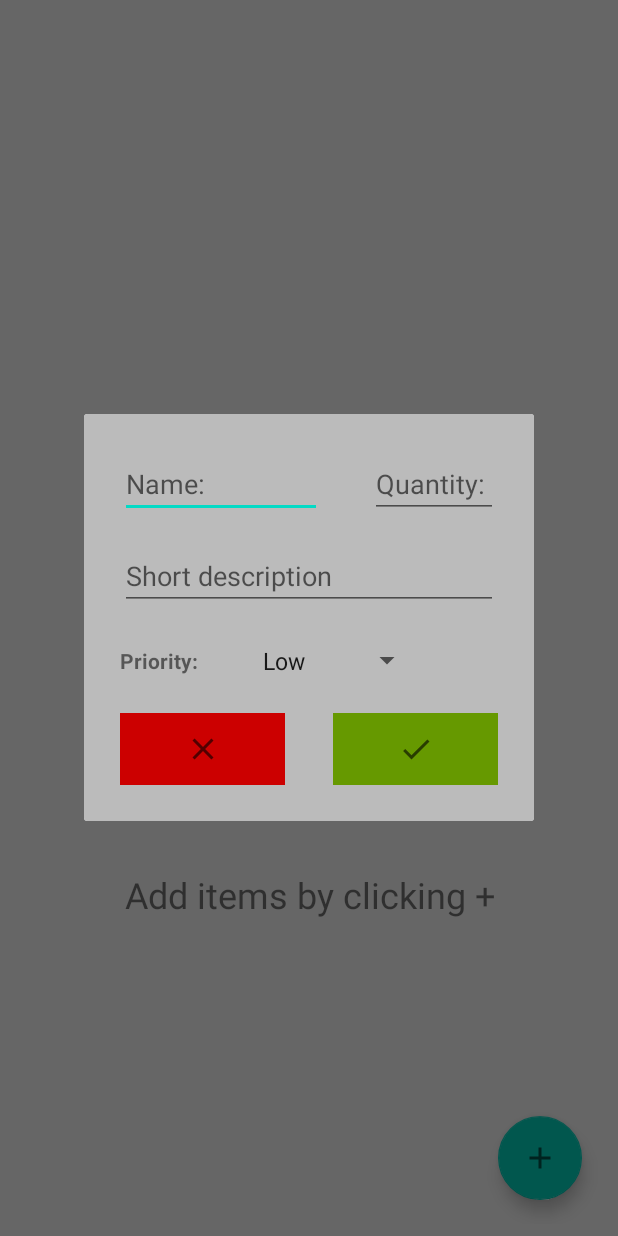
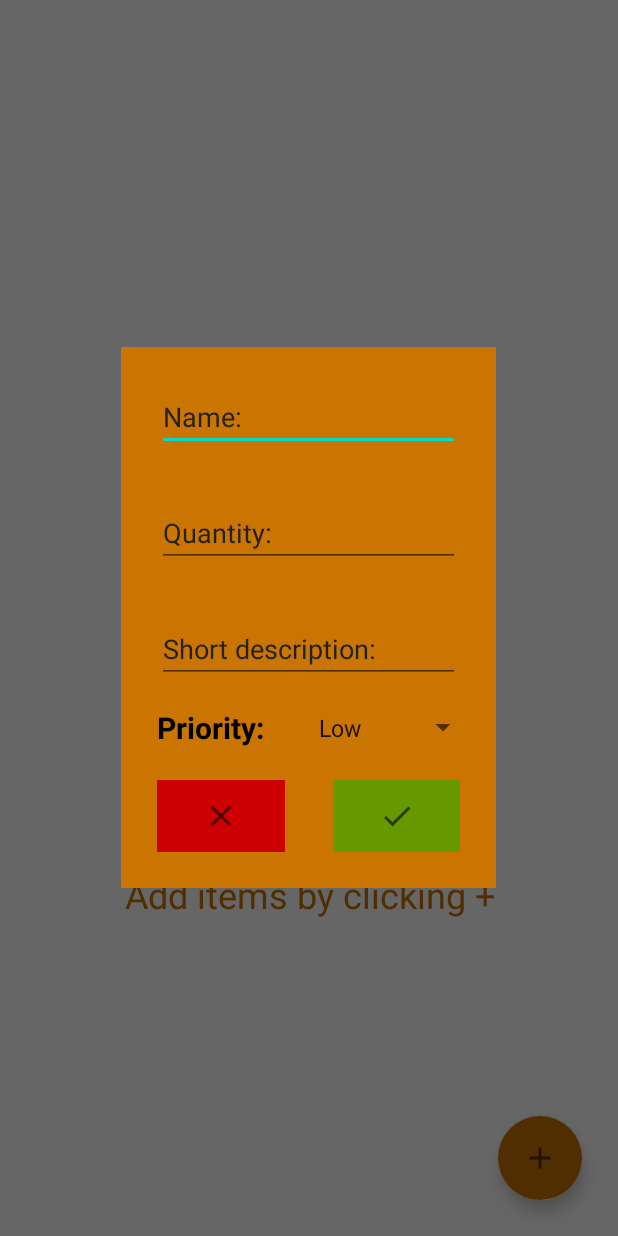
Before and after one commit to zvonimirplivelic/ShopHopper, an Android app: the screen it shows after launch (MainActivity), after a tap on "Add item button", on a phone screen of 412 x 824 dp. Run offline under Robolectric (Android 15) with nearby library versions, the phone set to English and light mode, and no system bars; our stand-ins replace Room's generated code.

Commit message:
Redesign, refactor and code cleanup

```diff
--- a/app/src/main/java/com/zvonimirplivelic/shophopper/ui/AddShopItemDialog.kt
+++ b/app/src/main/java/com/zvonimirplivelic/shophopper/ui/AddShopItemDialog.kt
@@ -8,7 +8,6 @@ import androidx.appcompat.app.AppCompatDialog
 import com.zvonimirplivelic.shophopper.R
 import com.zvonimirplivelic.shophopper.db.model.ShopItem
 import kotlinx.android.synthetic.main.dialog_add_shop_item.*
-import java.lang.NumberFormatException
 
 class AddShopItemDialog(
     context: Context,
--- a/app/src/main/res/drawable-anydpi/ic_cart_add.xml
+++ b/app/src/main/res/drawable-anydpi/ic_cart_add.xml
@@ -3,8 +3,8 @@
     android:height="24dp"
     android:viewportWidth="24"
     android:viewportHeight="24"
-    android:tint="@android:color/white"
-    android:alpha="0.6">
+    android:tint="@color/colorAccent"
+    android:alpha="1.0">
   <path
       android:fillColor="@android:color/white"
       android:pathData="M7,18c-1.1,0 -1.99,0.9 -1.99,2S5.9,22 7,22s2,-0.9 2,-2 -0.9,-2 -2,-2zM1,2v2h2l3.6,7.59 -1.35,2.45c-0.16,0.28 -0.25,0.61 -0.25,0.96 0,1.1 0.9,2 2,2h12v-2L7.42,15c-0.14,0 -0.25,-0.11 -0.25,-0.25l0.03,-0.12 0.9,-1.63h7.45c0.75,0 1.41,-0.41 1.75,-1.03l3.58,-6.49c0.08,-0.14 0.12,-0.31 0.12,-0.48 0,-0.55 -0.45,-1 -1,-1L5.21,4l-0.94,-2L1,2zM17,18c-1.1,0 -1.99,0.9 -1.99,2s0.89,2 1.99,2 2,-0.9 2,-2 -0.9,-2 -2,-2z"/>
--- a/app/src/main/res/drawable-anydpi/ic_delete.xml
+++ b/app/src/main/res/drawable-anydpi/ic_delete.xml
@@ -3,8 +3,8 @@
     android:height="24dp"
     android:viewportWidth="24"
     android:viewportHeight="24"
-    android:tint="#333333"
-    android:alpha="0.6">
+    android:tint="#010101"
+    android:alpha="0.8">
   <path
       android:fillColor="@android:color/white"
       android:pathData="M6,19c0,1.1 0.9,2 2,2h8c1.1,0 2,-0.9 2,-2V7H6v12zM19,4h-3.5l-1,-1h-5l-1,1H5v2h14V4z"/>
--- a/app/src/main/res/drawable-anydpi/ic_minus.xml
+++ b/app/src/main/res/drawable-anydpi/ic_minus.xml
@@ -3,8 +3,8 @@
     android:height="24dp"
     android:viewportWidth="24"
     android:viewportHeight="24"
-    android:tint="#333333"
-    android:alpha="0.6">
+    android:tint="#010101"
+    android:alpha="0.8">
   <path
       android:fillColor="@android:color/white"
       android:pathData="M12,2C6.48,2 2,6.48 2,12s4.48,10 10,10 10,-4.48 10,-10S17.52,2 12,2zM17,13L7,13v-2h10v2z"/>
--- a/app/src/main/res/drawable-anydpi/ic_plus.xml
+++ b/app/src/main/res/drawable-anydpi/ic_plus.xml
@@ -3,8 +3,8 @@
     android:height="24dp"
     android:viewportWidth="24"
     android:viewportHeight="24"
-    android:tint="#333333"
-    android:alpha="0.6">
+    android:tint="#010101"
+    android:alpha="0.8">
   <path
       android:fillColor="@android:color/white"
       android:pathData="M12,2C6.48,2 2,6.48 2,12s4.48,10 10,10 10,-4.48 10,-10S17.52,2 12,2zM17,13h-4v4h-2v-4L7,13v-2h4L11,7h2v4h4v2z"/>
--- a/app/src/main/res/layout/activity_main.xml
+++ b/app/src/main/res/layout/activity_main.xml
@@ -4,7 +4,7 @@
     xmlns:tools="http://schemas.android.com/tools"
     android:layout_width="match_parent"
     android:layout_height="match_parent"
-    android:padding="8dp"
+    android:padding="@dimen/padding_default"
     tools:context=".ui.MainActivity">
 
     <androidx.recyclerview.widget.RecyclerView
@@ -12,18 +12,13 @@
         android:layout_width="match_parent"
         android:layout_height="match_parent"
         app:layout_constraintBottom_toBottomOf="parent"
-        app:layout_constraintHorizontal_bias="0.0"
         app:layout_constraintLeft_toLeftOf="parent"
         app:layout_constraintRight_toRightOf="parent"
-        app:layout_constraintTop_toTopOf="parent"
-        app:layout_constraintVertical_bias="1.0" />
+        app:layout_constraintTop_toTopOf="parent" />
 
     <ImageView
         android:id="@+id/ivCart"
-        android:layout_width="320dp"
-        android:layout_height="320dp"
-        android:layout_margin="16dp"
-        android:paddingStart="30dp"
+        style="@style/EmptyListImage"
         android:src="@drawable/ic_cart_add"
         app:layout_constraintBottom_toTopOf="@id/emptyMessage"
         app:layout_constraintLeft_toLeftOf="parent"
@@ -34,13 +29,8 @@
 
     <TextView
         android:id="@+id/emptyMessage"
-        android:layout_width="wrap_content"
-        android:layout_height="wrap_content"
-        android:layout_margin="16dp"
-        android:paddingTop="16dp"
-        android:text="Add items by clicking +"
-        android:textAlignment="center"
-        android:textSize="24sp"
+        style="@style/EmptyListMessage"
+        android:text="@string/empty_list_text"
         app:layout_constraintBottom_toBottomOf="parent"
         app:layout_constraintLeft_toLeftOf="parent"
         app:layout_constraintRight_toRightOf="parent"
@@ -48,11 +38,10 @@
 
     <com.google.android.material.floatingactionbutton.FloatingActionButton
         android:id="@+id/fabAddItem"
-        android:layout_width="wrap_content"
-        android:layout_height="wrap_content"
-        android:layout_margin="16dp"
-        android:contentDescription="Add item button"
+        style="@style/FloatingActionButton"
+        android:backgroundTint="@color/colorAccent"
         android:src="@drawable/ic_add"
+        app:borderWidth="@dimen/fab_border_width"
         app:layout_constraintBottom_toBottomOf="parent"
         app:layout_constraintRight_toRightOf="parent" />
 
--- a/app/src/main/res/layout/dialog_add_shop_item.xml
+++ b/app/src/main/res/layout/dialog_add_shop_item.xml
@@ -1,101 +1,80 @@
 <?xml version="1.0" encoding="utf-8"?>
-<androidx.constraintlayout.widget.ConstraintLayout
+<androidx.constraintlayout.widget.ConstraintLayout xmlns:android="http://schemas.android.com/apk/res/android"
+    xmlns:app="http://schemas.android.com/apk/res-auto"
     android:id="@+id/addItemDialog"
-    xmlns:android="http://schemas.android.com/apk/res/android"
-    xmlns:app="http://schemas.android.com/apk/res-auto"
-    android:layout_width="300dp"
+    android:layout_width="250dp"
     android:layout_height="wrap_content"
-    android:background="#bbbbbb"
-    android:padding="8dp">
+    android:background="@color/colorAccent"
+    android:padding="@dimen/padding_default">
 
     <EditText
         android:id="@+id/etItemName"
-        android:layout_width="0dp"
-        android:layout_height="wrap_content"
-        android:layout_margin="16dp"
         android:hint="Name: "
         android:inputType="text"
         android:maxLength="16"
+        app:layout_constraintBottom_toTopOf="@id/etItemQuantity"
         app:layout_constraintLeft_toLeftOf="parent"
-        app:layout_constraintRight_toLeftOf="@id/etItemQuantity"
-        app:layout_constraintTop_toTopOf="parent" />
+        app:layout_constraintRight_toRightOf="parent"
+        app:layout_constraintTop_toTopOf="parent"
+        style="@style/AddItemDialogEditText" />
 
     <EditText
         android:id="@+id/etItemQuantity"
-        android:layout_width="85dp"
-        android:layout_height="wrap_content"
-        android:layout_margin="16dp"
         android:hint="Quantity: "
         android:inputType="number"
         android:maxLength="2"
-        app:layout_constraintLeft_toRightOf="@id/etItemName"
+        app:layout_constraintBottom_toTopOf="@id/etItemDescription"
+        app:layout_constraintLeft_toLeftOf="parent"
         app:layout_constraintRight_toRightOf="parent"
-        app:layout_constraintTop_toTopOf="parent" />
+        app:layout_constraintTop_toBottomOf="@id/etItemName"
+        style="@style/AddItemDialogEditText" />
 
     <EditText
         android:id="@+id/etItemDescription"
-        android:layout_width="match_parent"
-        android:layout_height="wrap_content"
-        android:layout_margin="16dp"
-        android:hint="Short description"
+        android:hint="Short description:"
+        android:maxLength="40"
+        app:layout_constraintBottom_toTopOf="@id/spinnerPriority"
         app:layout_constraintLeft_toLeftOf="parent"
         app:layout_constraintRight_toRightOf="parent"
-        app:layout_constraintTop_toBottomOf="@id/etItemName" />
+        app:layout_constraintTop_toBottomOf="@id/etItemQuantity"
+        style="@style/AddItemDialogEditText" />
 
     <TextView
         android:id="@+id/spinnerLabel"
-        android:layout_width="wrap_content"
-        android:layout_height="wrap_content"
-        android:layout_margin="16dp"
-        android:labelFor="@id/spinnerPriority"
-        android:paddingTop="8dp"
-        android:paddingEnd="8dp"
-        android:paddingBottom="8dp"
         android:text="Priority: "
-        android:textStyle="bold"
         app:layout_constraintEnd_toStartOf="@+id/spinnerPriority"
         app:layout_constraintHorizontal_bias="0.5"
         app:layout_constraintHorizontal_chainStyle="packed"
         app:layout_constraintStart_toStartOf="parent"
-        app:layout_constraintTop_toBottomOf="@id/etItemDescription" />
+        app:layout_constraintTop_toBottomOf="@id/etItemDescription"
+        style="@style/AddItemDialogSpinnerLabel" />
 
     <Spinner
         android:id="@+id/spinnerPriority"
-        android:layout_width="wrap_content"
-        android:layout_height="wrap_content"
-        android:layout_margin="16dp"
-        android:labelFor="@id/spinnerPriority"
-        android:padding="8dp"
-        android:spinnerMode="dropdown"
         app:layout_constraintBottom_toBottomOf="@id/spinnerLabel"
         app:layout_constraintHorizontal_bias="0.5"
         app:layout_constraintStart_toEndOf="@+id/spinnerLabel"
-        app:layout_constraintTop_toTopOf="@id/spinnerLabel" />
+        app:layout_constraintTop_toTopOf="@id/spinnerLabel"
+        style="@style/AddItemDialogSpinner" />
 
     <ImageButton
         android:id="@+id/ibCancel"
-        android:layout_width="0dp"
-        android:layout_height="48dp"
-        android:layout_margin="16dp"
         android:background="@android:color/holo_red_dark"
         android:src="@drawable/ic_cancel"
         app:layout_constraintBottom_toBottomOf="parent"
         app:layout_constraintLeft_toLeftOf="parent"
         app:layout_constraintRight_toLeftOf="@id/ibConfirm"
-        app:layout_constraintTop_toBottomOf="@id/spinnerPriority" />
+        app:layout_constraintTop_toBottomOf="@id/spinnerPriority"
+        style="@style/AddItemDialogButton" />
 
 
     <ImageButton
         android:id="@+id/ibConfirm"
-        android:layout_width="0dp"
-        android:layout_height="48dp"
-        android:layout_margin="16dp"
         android:background="@android:color/holo_green_dark"
         android:src="@drawable/ic_check"
         app:layout_constraintBottom_toBottomOf="parent"
         app:layout_constraintLeft_toRightOf="@id/ibCancel"
         app:layout_constraintRight_toRightOf="parent"
-        app:layout_constraintTop_toBottomOf="@id/spinnerPriority" />
-
-
+        app:layout_constraintTop_toBottomOf="@id/spinnerPriority"
+        style="@style/AddItemDialogButton" />
 </androidx.constraintlayout.widget.ConstraintLayout>
--- a/app/src/main/res/values-night/themes.xml
+++ /dev/null
@@ -1,16 +0,0 @@
-<resources xmlns:tools="http://schemas.android.com/tools">
-    <!-- Base application theme. -->
-    <style name="Theme.ShopHopper" parent="Theme.MaterialComponents.DayNight.NoActionBar">
-        <!-- Primary brand color. -->
-        <item name="colorPrimary">@color/purple_200</item>
-        <item name="colorPrimaryVariant">@color/purple_700</item>
-        <item name="colorOnPrimary">@color/black</item>
-        <!-- Secondary brand color. -->
-        <item name="colorSecondary">@color/teal_200</item>
-        <item name="colorSecondaryVariant">@color/teal_200</item>
-        <item name="colorOnSecondary">@color/black</item>
-        <!-- Status bar color. -->
-        <item name="android:statusBarColor" tools:targetApi="l">?attr/colorPrimaryVariant</item>
-        <!-- Customize your theme here. -->
-    </style>
-</resources>
--- a/app/src/main/res/values/colors.xml
+++ b/app/src/main/res/values/colors.xml
@@ -1,10 +1,8 @@
 <?xml version="1.0" encoding="utf-8"?>
 <resources>
-    <color name="purple_200">#FFBB86FC</color>
-    <color name="purple_500">#FF6200EE</color>
-    <color name="purple_700">#FF3700B3</color>
-    <color name="teal_200">#FF03DAC5</color>
-    <color name="teal_700">#FF018786</color>
+    <color name="colorPrimary">#FFEB9605</color>
+    <color name="colorAccent">#FFCA7402</color>
     <color name="black">#FF000000</color>
+    <color name="grey">#FF222222</color>
     <color name="white">#FFFAFAFA</color>
 </resources>
--- /dev/null
+++ b/app/src/main/res/values/dimens.xml
@@ -0,0 +1,22 @@
+<?xml version="1.0" encoding="utf-8"?>
+<resources>
+
+<!--Text Size    -->
+    <dimen name="text_size_default">20sp</dimen>
+
+<!--Margins    -->
+    <dimen name="margin_default">16dp</dimen>
+    <dimen name="margin_small">8dp</dimen>
+    <dimen name="margin_xsmall">4dp</dimen>
+
+<!--Button Size    -->
+    <dimen name="button_size">48dp</dimen>
+
+<!--Padding    -->
+    <dimen name="padding_default">8dp</dimen>
+    <dimen name="padding_large">16dp</dimen>
+    <dimen name="padding_xlarge">32dp</dimen>
+    <dimen name="card_corner_radius">16dp</dimen>
+    <dimen name="width_fill_constraint">0dp</dimen>
+    <dimen name="fab_border_width">0dp</dimen>
+</resources>
--- a/app/src/main/res/values/strings.xml
+++ b/app/src/main/res/values/strings.xml
@@ -1,8 +1,20 @@
 <resources>
     <string name="app_name">ShopHopper</string>
+
+<!-- List item strings   -->
+    <string name="name_item_string">Name: %s</string>
+    <string name="quantity_item_string">Quantity: %s</string>
+    <string name="description_item_string">Description: %s</string>
+    <string name="priority_item_string">Priority: %s</string>
+
+<!-- Dialog strings   -->
     <string name="ok">Ok</string>
     <string name="cancel">Cancel</string>
     <string name="yes">Yes</string>
-    <string name="priority_item_string">Priority: %s</string>
-    <string name="quantity_item_string">Quantity: %s</string>
+    <string name="delete_item_dialog">Delete item</string>
+    <string name="delete_dialog_message">Do you want to delete %s</string>
+
+<!--Empty list strings    -->
+    <string name="empty_list_text">Add items by clicking +</string>
+
 </resources>
--- /dev/null
+++ b/app/src/main/res/values/styles.xml
@@ -0,0 +1,76 @@
+<?xml version="1.0" encoding="utf-8"?>
+<resources>
+
+    <style name="ShopItemButton">
+        <item name="android:layout_width">@dimen/button_size</item>
+        <item name="android:layout_height">@dimen/button_size</item>
+        <item name="android:layout_marginBottom">@dimen/margin_default</item>
+    </style>
+
+    <style name="ShopItemTextView">
+        <item name="android:layout_width">wrap_content</item>
+        <item name="android:layout_height">wrap_content</item>
+        <item name="android:layout_margin">@dimen/margin_default</item>
+        <item name="android:textSize">@dimen/text_size_default</item>
+    </style>
+
+    <style name="AddItemDialogEditText">
+        <item name="android:layout_width">match_parent</item>
+        <item name="android:layout_height">wrap_content</item>
+        <item name="android:layout_margin">@dimen/margin_default</item>
+        <item name="android:textColor">@color/black</item>
+        <item name="android:textColorHint">@color/grey</item>
+    </style>
+
+    <style name="AddItemDialogSpinnerLabel">
+        <item name="android:layout_width">wrap_content</item>
+        <item name="android:layout_height">wrap_content</item>
+        <item name="android:layout_margin">@dimen/margin_default</item>
+        <item name="android:labelFor">@id/spinnerPriority</item>
+        <item name="android:textColor">@color/black</item>
+        <item name="android:textColorHint">@color/grey</item>
+        <item name="android:textSize">@dimen/text_size_default</item>
+        <item name="android:textStyle">bold</item>
+    </style>
+
+    <style name="AddItemDialogSpinner">
+        <item name="android:layout_width">wrap_content</item>
+        <item name="android:layout_height">wrap_content</item>
+        <item name="android:layout_margin">@dimen/margin_default</item>
+        <item name="android:color">@color/black</item>
+        <item name="android:labelFor">@id/spinnerPriority</item>
+        <item name="android:padding">8dp</item>
+        <item name="android:spinnerMode">dropdown</item>
+        <item name="android:textColorHint">@color/grey</item>
+    </style>
+
+    <style name="AddItemDialogButton">
+        <item name="android:layout_width">@dimen/width_fill_constraint</item>
+        <item name="android:layout_height">@dimen/button_size</item>
+        <item name="android:layout_margin">@dimen/margin_default</item>
+    </style>
+
+    <style name="FloatingActionButton">
+        <item name="android:layout_width">wrap_content</item>
+        <item name="android:layout_height">wrap_content</item>
+        <item name="android:layout_margin">@dimen/margin_default</item>
+        <item name="android:contentDescription">Add item button</item>
+    </style>
+
+    <style name="EmptyListMessage">
+        <item name="android:layout_width">wrap_content</item>
+        <item name="android:layout_height">wrap_content</item>
+        <item name="android:layout_margin">@dimen/margin_default</item>
+        <item name="android:textColor">@color/colorAccent</item>
+        <item name="android:paddingTop">@dimen/padding_large</item>
+        <item name="android:textAlignment">center</item>
+        <item name="android:textSize">24sp</item>
+    </style>
+
+    <style name="EmptyListImage">
+        <item name="android:layout_width">320dp</item>
+        <item name="android:layout_height">320dp</item>
+        <item name="android:layout_margin">@dimen/margin_default</item>
+        <item name="android:paddingStart">@dimen/padding_xlarge</item>
+    </style>
+</resources>
--- a/app/src/main/res/values/themes.xml
+++ b/app/src/main/res/values/themes.xml
@@ -1,16 +1,8 @@
-<resources xmlns:tools="http://schemas.android.com/tools">
+<resources>
     <!-- Base application theme. -->
     <style name="Theme.ShopHopper" parent="Theme.MaterialComponents.DayNight.NoActionBar">
         <!-- Primary brand color. -->
-        <item name="colorPrimary">@color/purple_500</item>
-        <item name="colorPrimaryVariant">@color/purple_700</item>
-        <item name="colorOnPrimary">@color/white</item>
-        <!-- Secondary brand color. -->
-        <item name="colorSecondary">@color/teal_200</item>
-        <item name="colorSecondaryVariant">@color/teal_700</item>
-        <item name="colorOnSecondary">@color/black</item>
-        <!-- Status bar color. -->
-        <item name="android:statusBarColor" tools:targetApi="l">?attr/colorPrimaryVariant</item>
-        <!-- Customize your theme here. -->
+        <item name="colorPrimary">@color/colorPrimary</item>
+        <item name="colorPrimaryVariant">@color/colorAccent</item>
     </style>
 </resources>
```
Also changed, not shown: app/src/main/java/com/zvonimirplivelic/shophopper/other/ShopItemAdapter.kt (+7 -11 lines), app/src/main/res/layout/shop_item.xml (+42 -48 lines).
